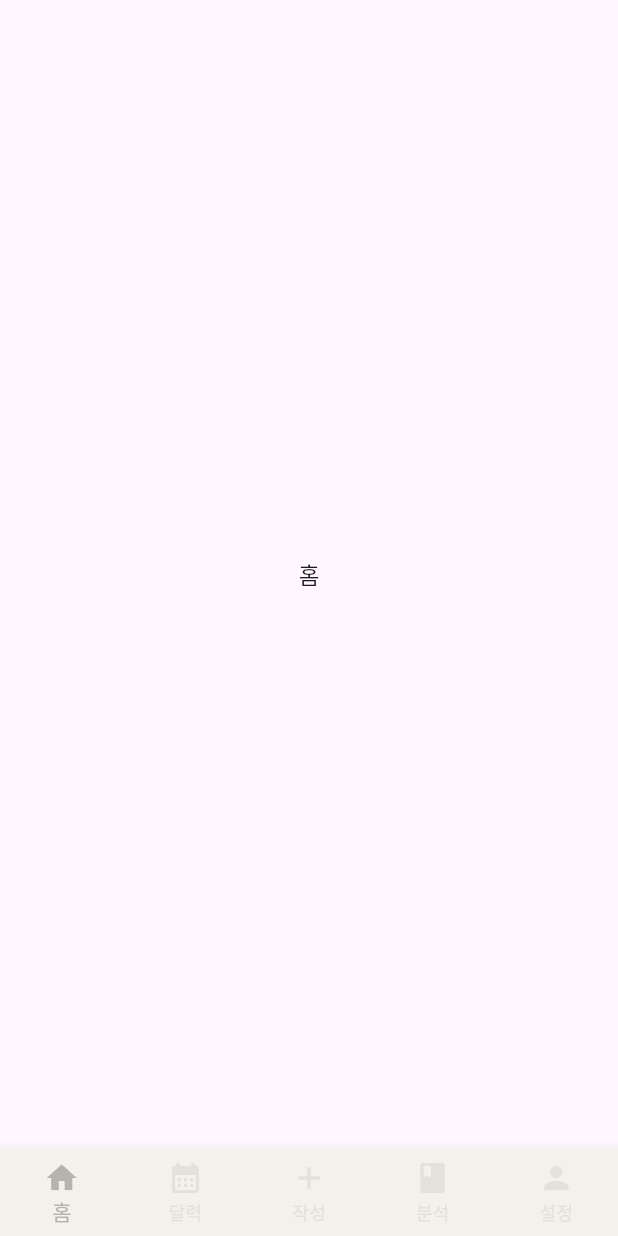
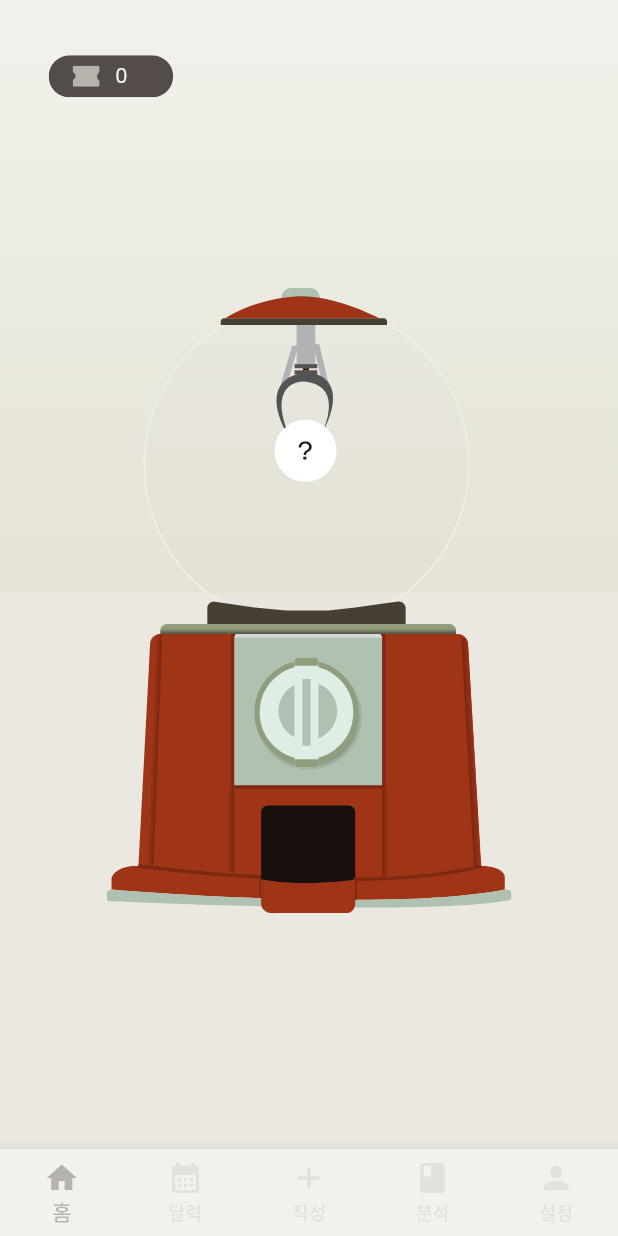
Before and after one commit to moonsbsb/DPeek_Frontend, a Flutter app: the screen it shows after launch, on a phone screen of 412 x 824 dp. Run offline on Flutter 3.47's test engine with Material 3 defaults, Android fonts, the phone set to English and light mode, and no system bars; our stand-ins replace flutter_svg.

Commit message:
feat: 홈 화면 UI 구현

```diff
--- /dev/null
+++ b/lib/model/MachineState.dart
@@ -0,0 +1,21 @@
+enum Machinestate {
+  empty,
+  quater,
+  half,
+  full
+}
+
+extension MachinestateEx on Machinestate{
+  String get imagePath{
+    switch(this){
+      case Machinestate.empty:
+        return 'assets/images/machine_empty.svg';
+      case Machinestate.quater:
+        return 'assets/images/machine_quater.svg';
+      case Machinestate.half:
+        return 'assets/images/machine_half.svg';
+      case Machinestate.full:
+        return 'assets/images/machine_full.svg';
+    }
+  }
+}
--- a/lib/screen/home/HomeScreen.dart
+++ b/lib/screen/home/HomeScreen.dart
@@ -1,12 +1,81 @@
+import 'package:flutter/material.dart';
 import 'package:flutter/widgets.dart';
+import 'package:flutter_svg/flutter_svg.dart';
+import 'package:mypal/model/MachineState.dart';
+import 'package:mypal/theme/AppColor.dart';
+import 'package:mypal/theme/AppGradient.dart';
+import 'package:mypal/theme/AppTextStyle.dart';
 
-class HomeScreen extends StatelessWidget{
+class HomeScreen extends StatefulWidget{
   const HomeScreen({super.key});
 
   @override
+  State<HomeScreen> createState() => _HomeScreen();
+
+}
+
+class _HomeScreen extends State<HomeScreen>{
+
+  Machinestate machineState = Machinestate.empty; // 머신 이미지 상태
+  int ticket = 0; // 티켓 수
+
+  @override
   Widget build(BuildContext context) {
-    return Center(
-      child: Text('홈'),
+    return Scaffold(
+      body: Container(
+        decoration: const BoxDecoration(
+          gradient: Appgradient.home,
+        ),
+        child: SafeArea(
+          child: Stack(
+            children: [
+              const SizedBox.expand(),
+
+              Align(
+                alignment: Alignment.bottomCenter,
+                child: Container(
+                  height: MediaQuery.of(context).size.height * 0.45,
+                  width: double.infinity,
+                  decoration: const BoxDecoration(
+                    color: Appcolor.table
+                  ),
+                ),
+              ),
+
+              Padding(
+                padding: const EdgeInsets.symmetric(horizontal: 24),
+                child: Align(
+                  alignment: const FractionalOffset(0.03, 0.05),
+                  child: SvgPicture.asset(
+                    'assets/images/ticket_frame.svg',
+                    fit: BoxFit.contain,
+                  ),
+                )
+              ),
+
+              Align(
+                alignment: const FractionalOffset(0.19, 0.055),
+                child: Text(
+                '${ticket}',
+                style: TextStyle(
+                  color: Appcolor.background,
+                  fontSize: 13,
+                  fontWeight: FontWeight.normal
+                  ),
+                ),
+              ),
+
+              Align(
+                alignment: const FractionalOffset(0.5, 0.55),
+                child: SvgPicture.asset(
+                machineState.imagePath,
+                fit: BoxFit.contain,
+                ),
+              ),
+            ],
+          )
+        ),
+      ),
     );
   }
 }
--- a/lib/theme/AppColor.dart
+++ b/lib/theme/AppColor.dart
@@ -8,4 +8,8 @@ class Appcolor {
 
   static const Color inactiveNav = Color(0xffE2E1DA);
   static const Color activeNav = Color(0xffB6B3AC);
+
+  static const Color gradientStart = Color(0xffD9D6C3);
+
+  static const Color table = Color(0xffEBE8E1);
 }
--- /dev/null
+++ b/lib/theme/AppGradient.dart
@@ -0,0 +1,13 @@
+import 'package:flutter/widgets.dart';
+import 'package:mypal/theme/AppColor.dart';
+
+class Appgradient {
+  static const LinearGradient home = LinearGradient(
+    begin: Alignment.bottomCenter,
+    end: Alignment.topCenter,
+    colors: [
+      Appcolor.gradientStart,
+      Appcolor.background
+    ],
+  );
+}
```
Also changed, not shown: assets/images/angry_3d.svg (added), assets/images/happy_3d.svg (added), assets/images/machine_empty.svg (added), assets/images/machine_full.svg (added), assets/images/machine_half.svg (added), assets/images/machine_quater.svg (added), assets/images/sad_3d.svg (added), assets/images/smile_3d.svg (added), assets/images/soso_3d.svg (added), assets/images/ticket.svg (added), assets/images/ticket_bg.svg (added), assets/images/ticket_frame.svg (added).
